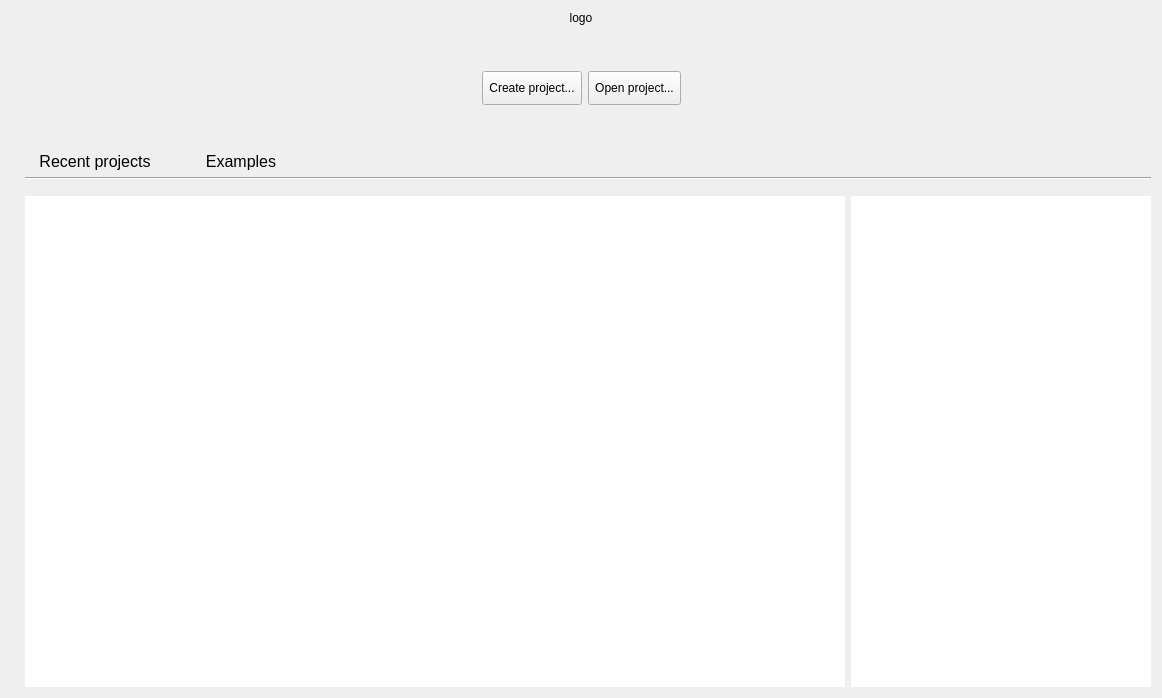
Above: SIM-VICUS/src/SVWelcomeScreen.ui from ghorwin/SIM-VICUS before the change. Below: the same form after it.
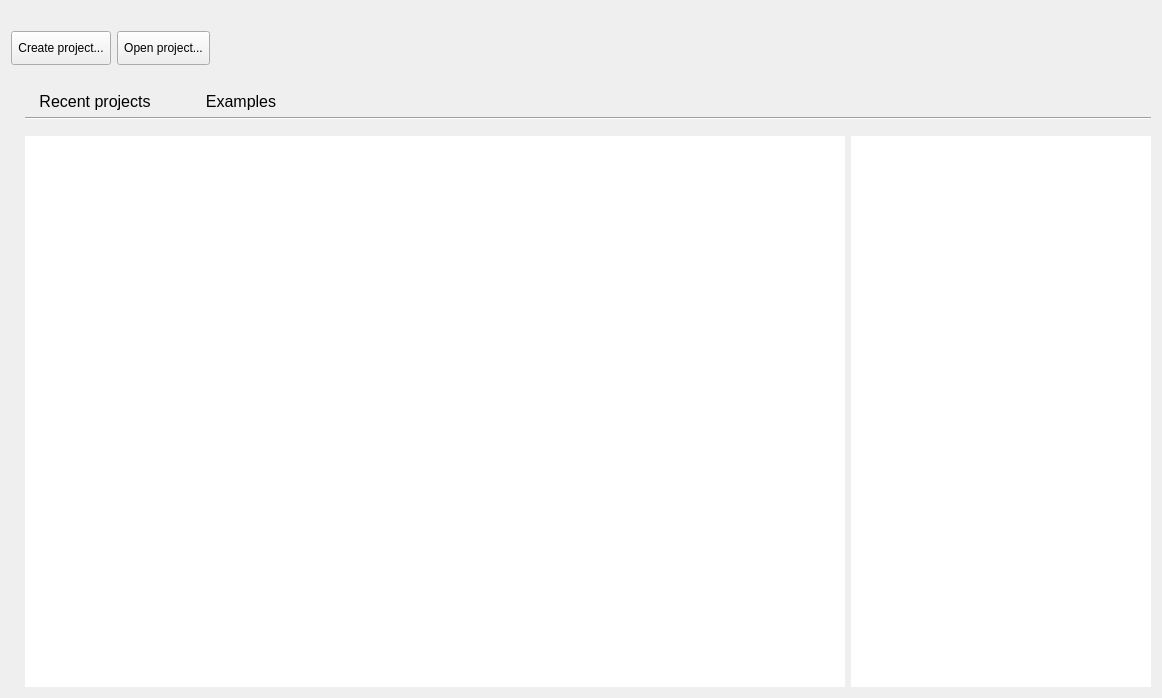
That is the form after the change. Icons and pictures are not drawn. Custom widgets are drawn as their Qt base class.

Patch:
```diff
--- a/SIM-VICUS/src/SVWelcomeScreen.ui
+++ b/SIM-VICUS/src/SVWelcomeScreen.ui
@@ -24,16 +24,6 @@
    <bool>true</bool>
   </property>
   <layout class="QVBoxLayout" name="verticalLayout">
-   <item>
-    <widget class="QLabel" name="labelLogo">
-     <property name="text">
-      <string>logo</string>
-     </property>
-     <property name="alignment">
-      <set>Qt::AlignCenter</set>
-     </property>
-    </widget>
-   </item>
    <item>
     <spacer name="verticalSpacer_4">
      <property name="orientation">
@@ -45,29 +35,13 @@
      <property name="sizeHint" stdset="0">
       <size>
        <width>20</width>
-       <height>40</height>
+       <height>20</height>
       </size>
      </property>
     </spacer>
    </item>
    <item>
     <layout class="QHBoxLayout" name="horizontalLayout">
-     <item>
-      <spacer name="horizontalSpacer_2">
-       <property name="orientation">
-        <enum>Qt::Horizontal</enum>
-       </property>
-       <property name="sizeType">
-        <enum>QSizePolicy::Expanding</enum>
-       </property>
-       <property name="sizeHint" stdset="0">
-        <size>
-         <width>14</width>
-         <height>20</height>
-        </size>
-       </property>
-      </spacer>
-     </item>
      <item>
       <widget class="QToolButton" name="toolButtonNewProject">
        <property name="minimumSize">
@@ -133,6 +107,16 @@
        </property>
       </spacer>
      </item>
+     <item>
+      <widget class="QLabel" name="labelLogo">
+       <property name="text">
+        <string/>
+       </property>
+       <property name="alignment">
+        <set>Qt::AlignCenter</set>
+       </property>
+      </widget>
+     </item>
     </layout>
    </item>
    <item>
@@ -146,7 +130,7 @@
      <property name="sizeHint" stdset="0">
       <size>
        <width>20</width>
-       <height>40</height>
+       <height>20</height>
       </size>
      </property>
     </spacer>
```
